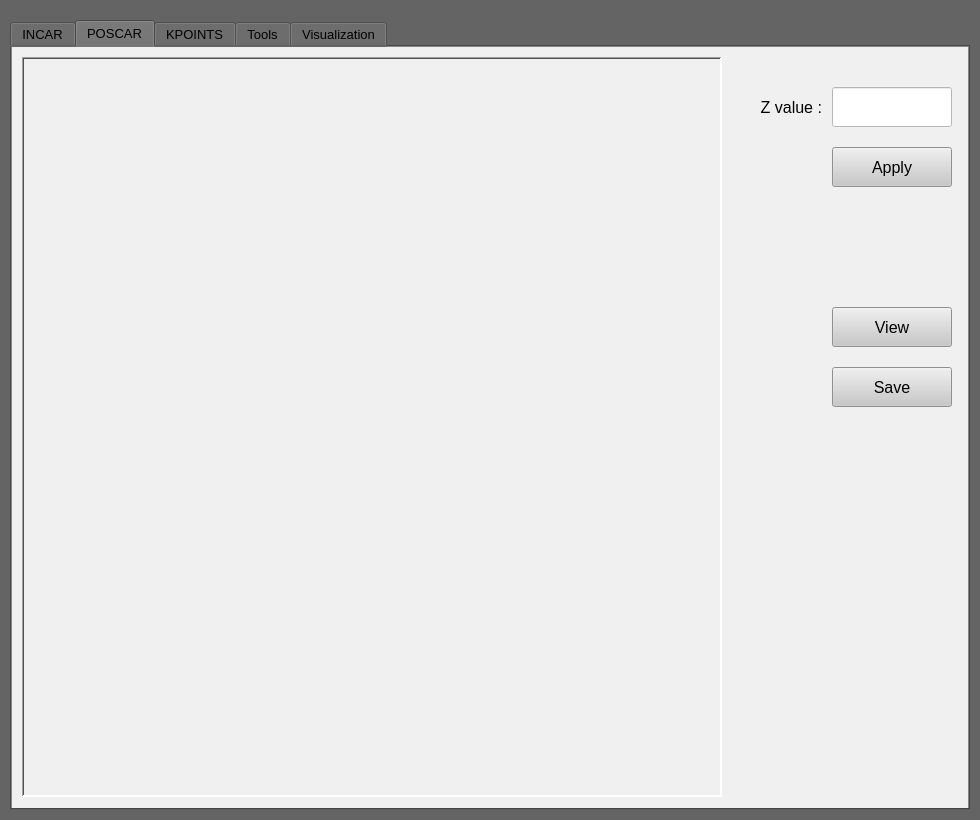
Old version of the form VIG_2.1/main.ui in the repository JihoonSon94/VASP_input_generator.
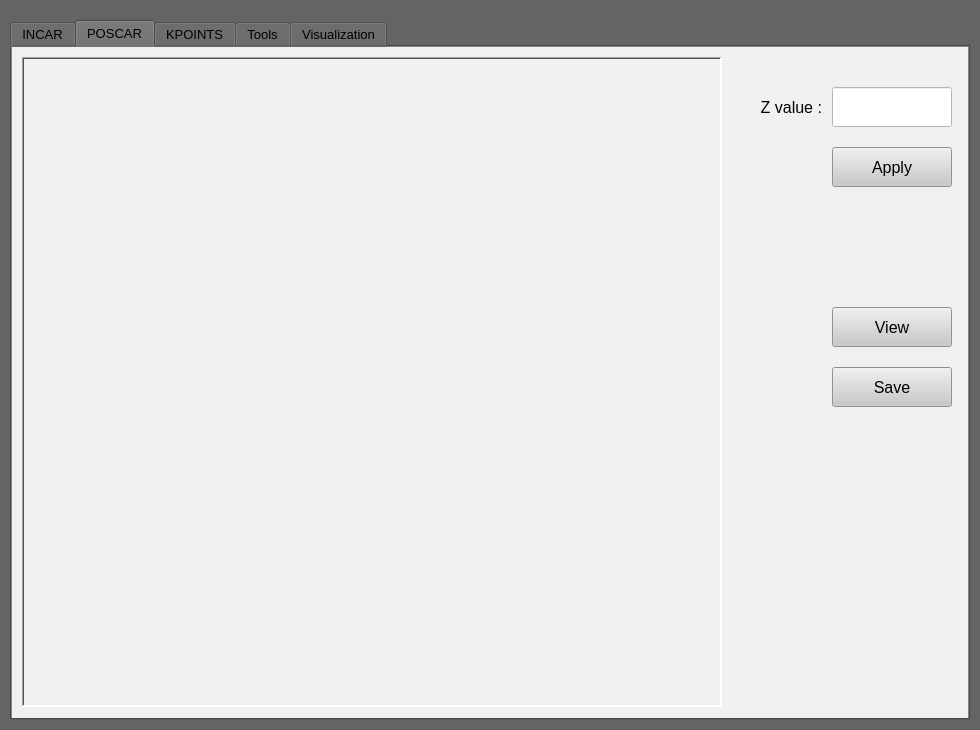
New version of the form. The open tabs and pages were chosen to show the change. Icons and pictures are not drawn.

Commit message: size control

What changed in the file:
```diff
--- a/VIG_2.1/main.ui
+++ b/VIG_2.1/main.ui
@@ -7,9 +7,15 @@
     <x>0</x>
     <y>0</y>
     <width>980</width>
-    <height>820</height>
+    <height>730</height>
    </rect>
   </property>
+  <property name="sizePolicy">
+   <sizepolicy hsizetype="Fixed" vsizetype="Fixed">
+    <horstretch>0</horstretch>
+    <verstretch>0</verstretch>
+   </sizepolicy>
+  </property>
   <property name="font">
    <font>
     <family>Arial</family>
@@ -30,9 +36,15 @@
      <x>10</x>
      <y>20</y>
      <width>960</width>
-     <height>790</height>
+     <height>700</height>
     </rect>
    </property>
+   <property name="sizePolicy">
+    <sizepolicy hsizetype="Fixed" vsizetype="Fixed">
+     <horstretch>0</horstretch>
+     <verstretch>0</verstretch>
+    </sizepolicy>
+   </property>
    <property name="font">
     <font>
      <family>Arial</family>
@@ -475,6 +487,12 @@
     </widget>
    </widget>
    <widget class="QWidget" name="POSCAR">
+    <property name="sizePolicy">
+     <sizepolicy hsizetype="Fixed" vsizetype="Fixed">
+      <horstretch>0</horstretch>
+      <verstretch>0</verstretch>
+     </sizepolicy>
+    </property>
     <property name="acceptDrops">
      <bool>true</bool>
     </property>
@@ -493,9 +511,15 @@
        <x>10</x>
        <y>10</y>
        <width>700</width>
-       <height>740</height>
+       <height>650</height>
       </rect>
      </property>
+     <property name="sizePolicy">
+      <sizepolicy hsizetype="Fixed" vsizetype="Fixed">
+       <horstretch>0</horstretch>
+       <verstretch>0</verstretch>
+      </sizepolicy>
+     </property>
      <property name="font">
       <font>
        <family>Consolas</family>
```
Left out of the diff: 25 changed lines with no effect on the pictures. The commit also changes 2 other files.
